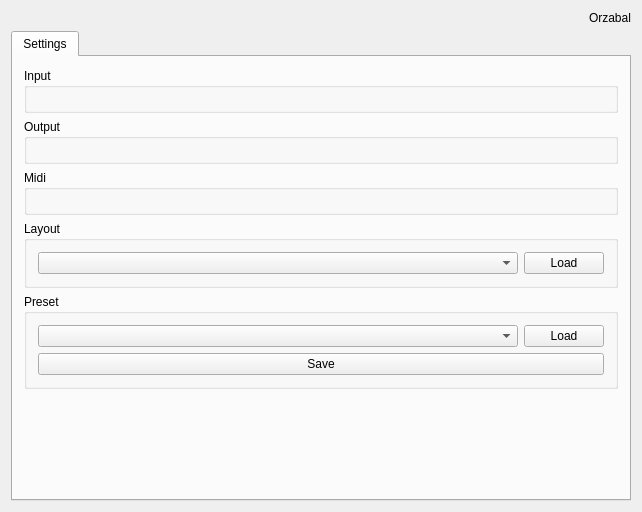
Old version of the form src/qt/MainWindow.ui in the repository chuckfairy/Orzabal.
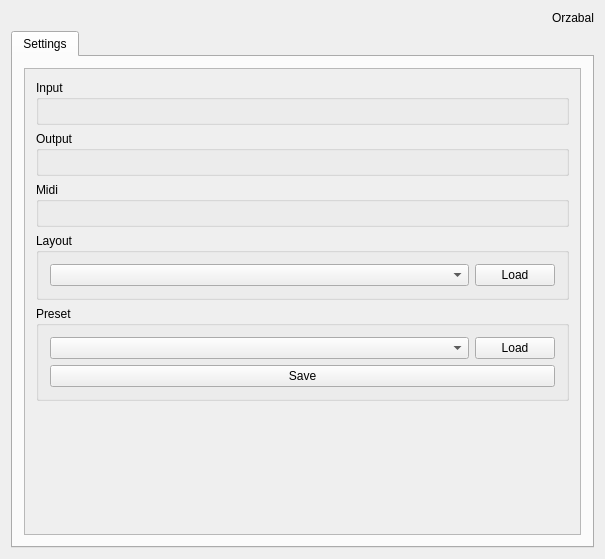
New version of the form.

Commit message: midi controls fixes midi, scrolling settings

The edit to the form file:
```diff
--- a/src/qt/MainWindow.ui
+++ b/src/qt/MainWindow.ui
@@ -6,8 +6,8 @@
    <rect>
     <x>0</x>
     <y>0</y>
-    <width>642</width>
-    <height>512</height>
+    <width>605</width>
+    <height>559</height>
    </rect>
   </property>
   <property name="windowTitle">
@@ -49,6 +49,21 @@
        <attribute name="title">
         <string>Settings</string>
        </attribute>
+       <layout class="QVBoxLayout" name="verticalLayout_8">
+        <item>
+         <widget class="QScrollArea" name="control_scroll_area">
+          <property name="widgetResizable">
+           <bool>true</bool>
+          </property>
+          <widget class="QWidget" name="scrollAreaWidgetContents">
+           <property name="geometry">
+            <rect>
+             <x>0</x>
+             <y>0</y>
+             <width>563</width>
+             <height>461</height>
+            </rect>
+           </property>
        <layout class="QVBoxLayout" name="verticalLayout_7">
         <item>
          <widget class="QGroupBox" name="groupBox_5">
@@ -183,6 +198,10 @@
        <zorder>groupBox_4</zorder>
        <zorder>groupBox_5</zorder>
        <zorder>verticalSpacer</zorder>
+          </widget>
+         </widget>
+        </item>
+       </layout>
       </widget>
      </widget>
     </item>
```
Left out of the diff: 9 changed lines with no effect on the pictures. Lines whose indentation alone changed are shown as unchanged. The commit also changes 3 other files.
